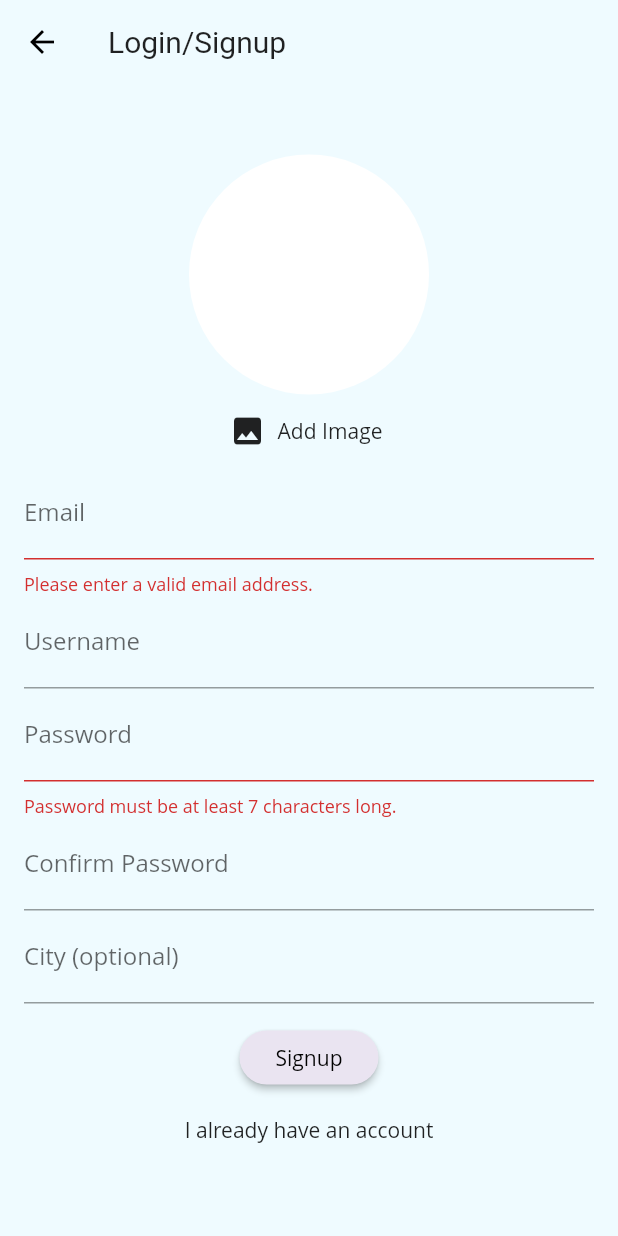
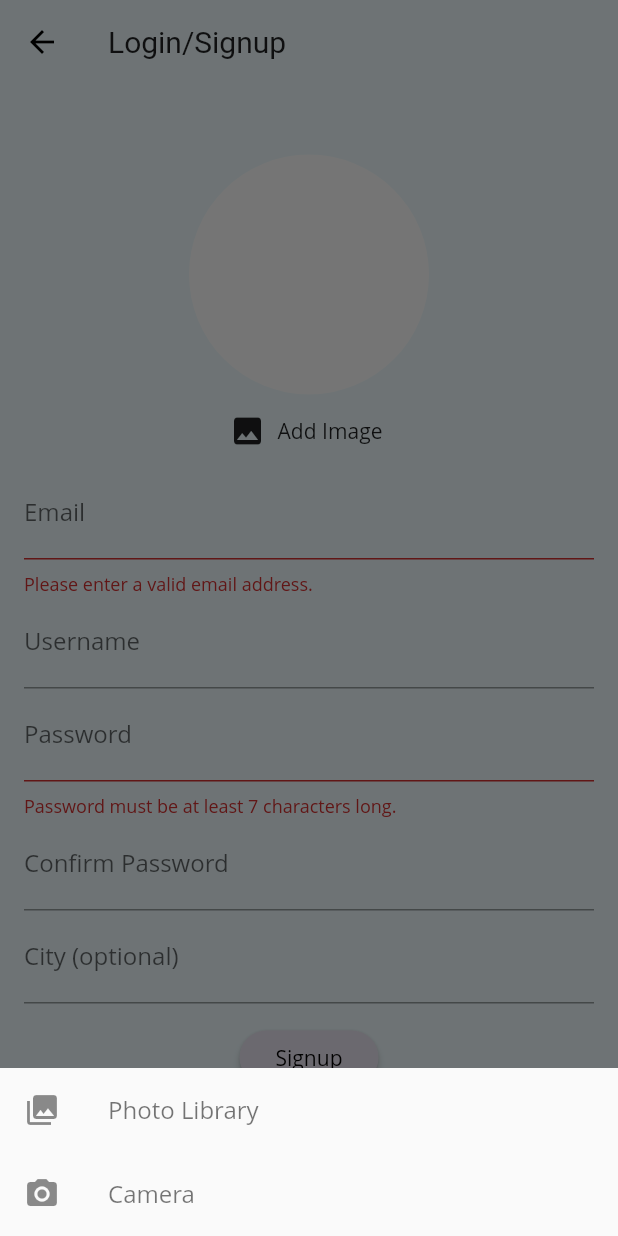
Before and after one commit to Archeane/Bartender, a Flutter app: the AuthFormWrapper screen opened directly, after a tap on "Login", after a tap on "Create new account", after a tap on "Add Image", on a phone screen of 412 x 824 dp. Run offline on Flutter 3.47's test engine with Material 2 defaults, Android fonts, the light colour scheme and no system bars; our stand-ins replace cached_network_image, carousel_slider, cloud_firestore, dropdown_search, firebase_auth, firebase_core and 3 more; missing offline and left inert: fraction, grouped_buttons; accounts and stored records are empty; Roboto replaces fonts that are missing (Open Sans).

Commit message:
image picker for gallery and camera

```diff
--- a/lib/screens/discover_screen.dart
+++ b/lib/screens/discover_screen.dart
@@ -8,7 +8,6 @@ import 'package:bartender/screens/auth_screen.dart';
 import 'package:bartender/screens/collections_screen.dart';
 import 'package:bartender/screens/shopping_list_screen.dart';
 import 'package:bartender/widgets/auth/auth_form_wrapper.dart';
-import 'package:bartender/screens/customize_cocktail_screen.dart';
 import 'package:bartender/screens/mybar_screen.dart';
 import 'package:provider/provider.dart';
 
--- a/lib/widgets/auth/auth_form.dart
+++ b/lib/widgets/auth/auth_form.dart
@@ -1,7 +1,6 @@
 import 'dart:io';
-
-import 'package:bartender/widgets/auth/user_image_picker.dart';
 import 'package:flutter/material.dart';
+import '../image_picker_wrapper.dart';
 
 class AuthForm extends StatefulWidget {
   AuthForm(
@@ -79,7 +78,7 @@ class _AuthFormState extends State<AuthForm> {
             child: Column(
               mainAxisSize: MainAxisSize.min,
               children: <Widget>[
-                if (!_isLogin) UserImagePicker(_pickedImage),
+                if (!_isLogin) ImagePickerWrapper(_pickedImage),
                 if(_isLogin) const Text("Login to sync and save your bar, publish custom recipes and manage your favorites"),
                 TextFormField(
                   key: ValueKey('email'),
--- /dev/null
+++ b/lib/widgets/image_picker_wrapper.dart
@@ -0,0 +1,90 @@
+
+
+import 'dart:io';
+import 'package:flutter/material.dart';
+import 'package:image_picker/image_picker.dart';
+
+class ImagePickerWrapper extends StatefulWidget {
+  final void Function(File pickedImage) imagePickFn;
+
+  ImagePickerWrapper(this.imagePickFn);
+
+  @override
+  _ImagePickerWrapperState createState() => _ImagePickerWrapperState();
+}
+
+class _ImagePickerWrapperState extends State<ImagePickerWrapper> {
+
+  File _image;
+
+  void _imgFromCamera() async {
+    final picker = ImagePicker();
+    PickedFile image = await picker.getImage(
+      source: ImageSource.camera
+    );
+    setState(() => _image = File(image.path));
+    widget.imagePickFn(_image);
+  }
+
+  void _imgFromGallery() async {
+    final picker = ImagePicker();
+    PickedFile image = await picker.getImage(
+      source: ImageSource.gallery
+    );
+    setState(() => _image = File(image.path));
+    widget.imagePickFn(_image);
+  }
+
+  void _showPicker(context) {
+    showModalBottomSheet(
+        context: context,
+        builder: (BuildContext bc) {
+          return SafeArea(
+            child: Container(
+              child: new Wrap(
+                children: <Widget>[
+                  new ListTile(
+                      leading: new Icon(Icons.photo_library),
+                      title: new Text('Photo Library'),
+                      onTap: () {
+                        _imgFromGallery();
+                        Navigator.of(context).pop();
+                      }),
+                  new ListTile(
+                    leading: new Icon(Icons.photo_camera),
+                    title: new Text('Camera'),
+                    onTap: () {
+                      _imgFromCamera();
+                      Navigator.of(context).pop();
+                    },
+                  ),
+                ],
+              ),
+            ),
+          );
+        }
+      );
+  }
+
+  @override
+  Widget build(BuildContext context) {
+    return Container(
+       child: Column(
+         children: [
+           CircleAvatar(
+              radius: 80,
+              backgroundColor: Colors.white,
+              backgroundImage:
+                  _image != null ? FileImage(_image) : null,
+            ),
+            FlatButton.icon(
+              onPressed: () => _showPicker(context),
+              icon: Icon(Icons.image, color: Colors.black87,),
+              label: Text('Add Image', style: TextStyle(color: Colors.black87)),
+            ),
+         ],
+       ),
+
+    );
+  }
+}
```
Also changed, not shown: 4 other files.
